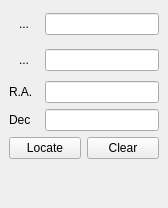
Qt form src/iview/dockwidgets/ivfinderdockwidget.ui (schirmermischa/THELI) before a commit.
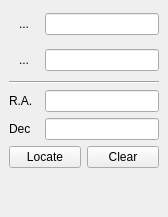
The same form after that commit. Icons and pictures are not drawn.

Commit message: Fixed tab order in iview dock widgets.

What changed in the file:
```diff
--- a/src/iview/dockwidgets/ivfinderdockwidget.ui
+++ b/src/iview/dockwidgets/ivfinderdockwidget.ui
@@ -7,7 +7,7 @@
     <x>0</x>
     <y>0</y>
     <width>168</width>
-    <height>208</height>
+    <height>217</height>
    </rect>
   </property>
   <property name="maximumSize">
@@ -31,20 +31,27 @@
       </property>
      </widget>
     </item>
-    <item row="3" column="1" colspan="3">
+    <item row="4" column="1" colspan="3">
      <widget class="QLineEdit" name="targetDeltaLineEdit">
       <property name="statusTip">
        <string>Target declination  (decimal or sexagesimal)</string>
       </property>
      </widget>
     </item>
-    <item row="2" column="1" colspan="3">
+    <item row="3" column="1" colspan="3">
      <widget class="QLineEdit" name="targetAlphaLineEdit">
       <property name="statusTip">
        <string>Target right ascension (decimal or sexagesimal)</string>
       </property>
      </widget>
     </item>
+    <item row="4" column="0">
+     <widget class="QLabel" name="label_2">
+      <property name="text">
+       <string>Dec</string>
+      </property>
+     </widget>
+    </item>
     <item row="1" column="0">
      <widget class="QToolButton" name="MPCresolverToolButton">
       <property name="minimumSize">
@@ -92,13 +99,6 @@
       </property>
      </widget>
     </item>
-    <item row="3" column="0">
-     <widget class="QLabel" name="label_2">
-      <property name="text">
-       <string>Dec</string>
-      </property>
-     </widget>
-    </item>
     <item row="0" column="0">
      <widget class="QToolButton" name="targetresolverToolButton">
       <property name="minimumSize">
@@ -153,7 +153,7 @@
       </property>
      </widget>
     </item>
-    <item row="4" column="0" colspan="4">
+    <item row="5" column="0" colspan="4">
      <layout class="QHBoxLayout" name="horizontalLayout">
       <item>
        <widget class="QPushButton" name="locatePushButton">
@@ -177,14 +177,14 @@
       </item>
      </layout>
     </item>
-    <item row="2" column="0">
+    <item row="3" column="0">
      <widget class="QLabel" name="label">
       <property name="text">
        <string>R.A.</string>
       </property>
      </widget>
     </item>
-    <item row="5" column="2">
+    <item row="6" column="2">
      <spacer name="verticalSpacer">
       <property name="orientation">
        <enum>Qt::Vertical</enum>
@@ -197,6 +197,13 @@
       </property>
      </spacer>
     </item>
+    <item row="2" column="0" colspan="4">
+     <widget class="Line" name="line">
+      <property name="orientation">
+       <enum>Qt::Horizontal</enum>
+      </property>
+     </widget>
+    </item>
    </layout>
   </widget>
  </widget>
```
Left out of the diff: 14 changed lines with no effect on the pictures. The commit also changes 6 other files.
